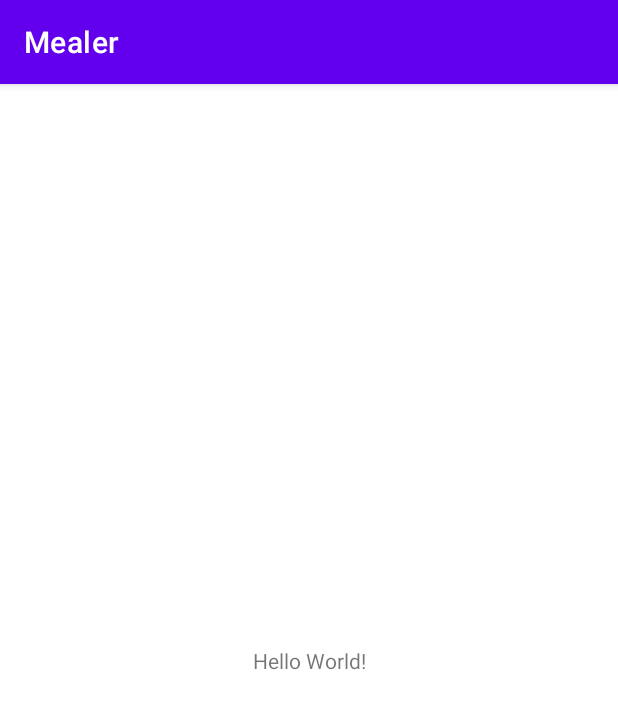
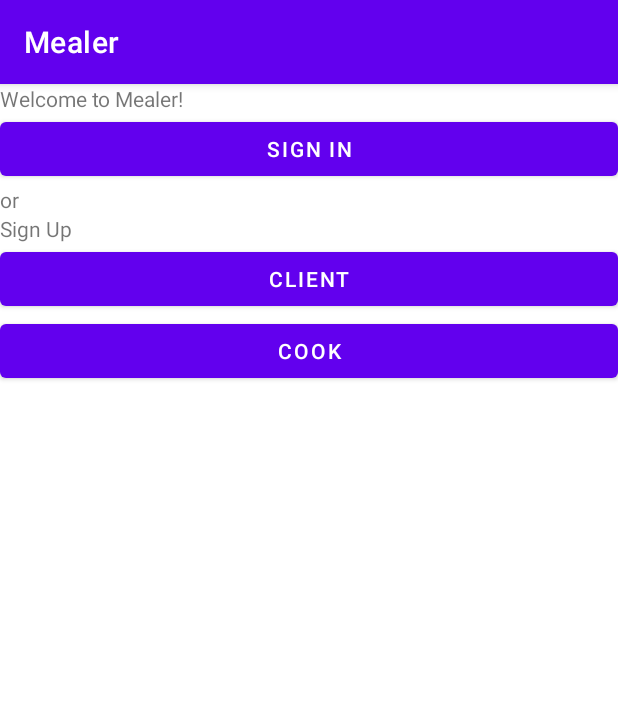
Before and after one commit to Tom-Latimer/Mealer, an Android app: the screen it shows after launch (MainActivity), on a phone screen of 412 x 824 dp. Shown: the top 709 px of the screen. Run offline under Robolectric (Android 15) with nearby library versions, the phone set to English and light mode, and no system bars.

Commit message:
basic layout for main page

```diff
--- a/app/src/main/res/layout/activity_main.xml
+++ b/app/src/main/res/layout/activity_main.xml
@@ -6,13 +6,47 @@
     android:layout_height="match_parent"
     tools:context=".MainActivity">
 
-    <TextView
-        android:layout_width="wrap_content"
-        android:layout_height="wrap_content"
-        android:text="Hello World!"
-        app:layout_constraintBottom_toBottomOf="parent"
-        app:layout_constraintEnd_toEndOf="parent"
-        app:layout_constraintStart_toStartOf="parent"
-        app:layout_constraintTop_toTopOf="parent" />
+    <LinearLayout
+        android:layout_width="match_parent"
+        android:layout_height="match_parent"
+        android:orientation="vertical">
+
+        <TextView
+            android:id="@+id/txt_welcome_message"
+            android:layout_width="wrap_content"
+            android:layout_height="wrap_content"
+            android:text="@string/welcome_message" />
+
+        <Button
+            android:id="@+id/btn_signin"
+            android:layout_width="match_parent"
+            android:layout_height="wrap_content"
+            android:text="@string/sign_in" />
+
+        <TextView
+            android:id="@+id/txt_or_message"
+            android:layout_width="match_parent"
+            android:layout_height="wrap_content"
+            android:text="or" />
+
+        <TextView
+            android:id="@+id/txt_singup"
+            android:layout_width="match_parent"
+            android:layout_height="wrap_content"
+            android:text="@string/sign_up" />
+
+        <Button
+            android:id="@+id/btn_client_signup"
+            android:layout_width="match_parent"
+            android:layout_height="wrap_content"
+            android:text="@string/client" />
+
+        <Button
+            android:id="@+id/btn_cook_signup"
+            android:layout_width="match_parent"
+            android:layout_height="wrap_content"
+            android:text="@string/cook" />
+
+    </LinearLayout>
 
 </androidx.constraintlayout.widget.ConstraintLayout>
--- a/app/src/main/res/values/strings.xml
+++ b/app/src/main/res/values/strings.xml
@@ -9,4 +9,8 @@
     <string name="card_number">Card Number</string>
     <string name="security_code">CVV</string>
     <string name="expiration_date">MM/YY</string>
+    <string name="welcome_message">Welcome to Mealer!</string>
+    <string name="sign_in">Sign In</string>
+    <string name="client">Client</string>
+    <string name="cook">Cook</string>
 </resources>
```
